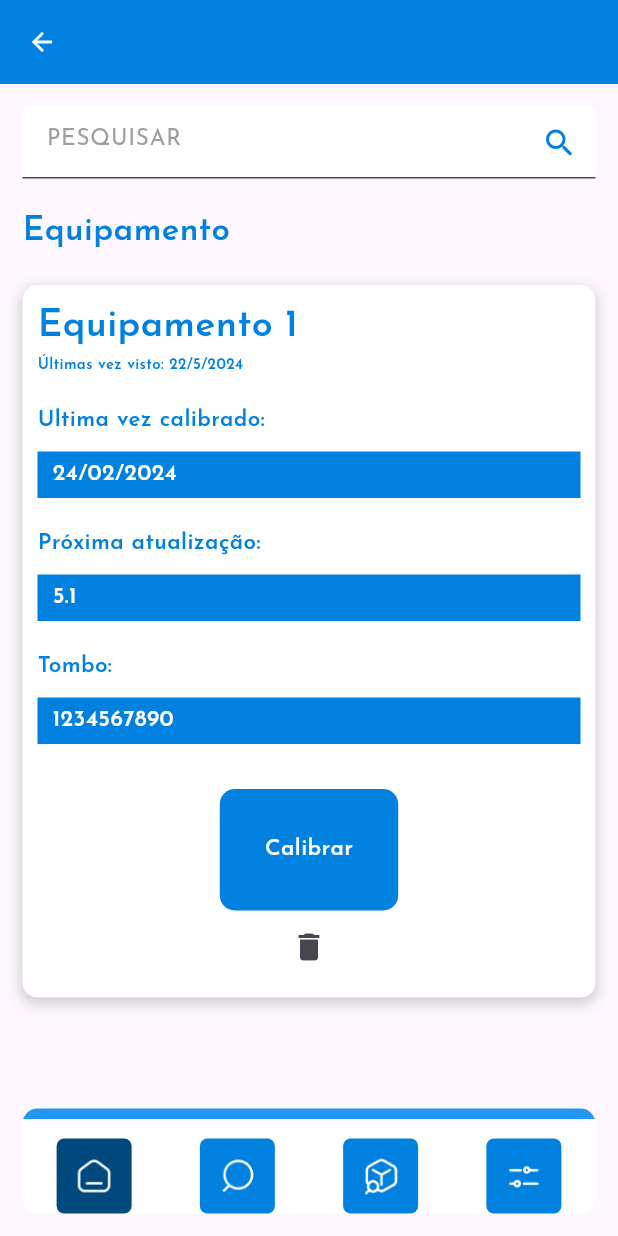
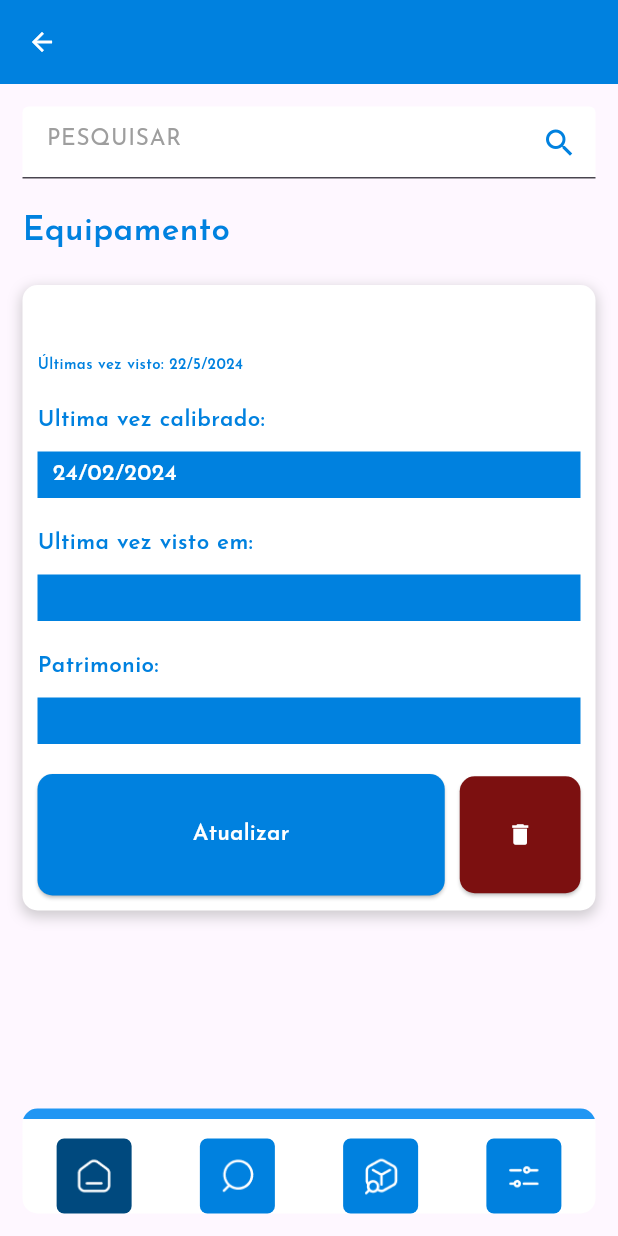
Before and after one commit to PedroPereiraGuimaraes/tcc-hospital-indoor-tracking, a Flutter app: the EquipamentScreen screen opened directly with empty values, on a phone screen of 412 x 824 dp. Run offline on Flutter 3.47's test engine with Material 3 defaults, Android fonts, the phone set to English and light mode, and no system bars; our stand-ins replace animated_splash_screen, google_fonts, lottie; network calls fail.

Commit message:
added equipament service and fixed screens

```diff
--- a/front/application/lib/views/screens/AdminScreen.dart
+++ b/front/application/lib/views/screens/AdminScreen.dart
@@ -1,7 +1,7 @@
 // ignore_for_file: prefer_const_constructors, prefer_final_fields
 
 import 'package:flutter/material.dart';
-import 'package:front_end/database/services/models/User.dart';
+import 'package:front_end/database/models/User.dart';
 import 'package:front_end/views/widgets/Appbar.dart';
 import 'package:google_fonts/google_fonts.dart';
 
--- a/front/application/lib/views/screens/EquipamentScreen.dart
+++ b/front/application/lib/views/screens/EquipamentInfoScreen.dart
@@ -8,8 +8,14 @@ import 'package:google_fonts/google_fonts.dart';
 
 class EquipamentScreen extends StatefulWidget {
   final String equipamentName;
-  const EquipamentScreen({Key? key, required this.equipamentName})
-      : super(key: key);
+  final String roomName;
+  final String patrimonio;
+  const EquipamentScreen({
+    Key? key,
+    required this.equipamentName,
+    required this.roomName,
+    required this.patrimonio,
+  }) : super(key: key);
 
   @override
   State<EquipamentScreen> createState() => _EquipamentScreenState();
@@ -54,7 +60,7 @@ class _EquipamentScreenState extends State<EquipamentScreen> {
             Expanded(
               child: ListView(
                 children: [
-                  CardEquipament("Equipamento 1", DateTime.now()),
+                  CardEquipament(widget.equipamentName, DateTime.now()),
                 ],
               ),
             ),
@@ -126,7 +132,6 @@ class _EquipamentScreenState extends State<EquipamentScreen> {
               ),
             ),
           ),
-
           Align(
             alignment: Alignment.centerLeft,
             child: Text(
@@ -139,7 +144,6 @@ class _EquipamentScreenState extends State<EquipamentScreen> {
               ),
             ),
           ),
-
           SizedBox(height: 20),
           Align(
             alignment: Alignment.centerLeft,
@@ -153,8 +157,6 @@ class _EquipamentScreenState extends State<EquipamentScreen> {
               ),
             ),
           ),
-
-          // card azul com a informação de ultima vez calibrado
           Container(
             alignment: Alignment.centerLeft,
             margin: EdgeInsets.only(top: 10),
@@ -173,12 +175,11 @@ class _EquipamentScreenState extends State<EquipamentScreen> {
               ),
             ),
           ),
-
           SizedBox(height: 20),
           Align(
             alignment: Alignment.centerLeft,
             child: Text(
-              "Próxima atualização: ",
+              "Ultima vez visto em: ",
               style: TextStyle(
                 color: Color.fromARGB(255, 0, 129, 223),
                 fontFamily: GoogleFonts.josefinSans().fontFamily,
@@ -196,7 +197,7 @@ class _EquipamentScreenState extends State<EquipamentScreen> {
               borderRadius: BorderRadius.zero,
             ),
             child: Text(
-              "5.1",
+              widget.roomName,
               style: TextStyle(
                 color: Colors.white,
                 fontFamily: GoogleFonts.josefinSans().fontFamily,
@@ -209,7 +210,7 @@ class _EquipamentScreenState extends State<EquipamentScreen> {
           Align(
             alignment: Alignment.centerLeft,
             child: Text(
-              "Tombo: ",
+              "Patrimonio: ",
               style: TextStyle(
                 color: Color.fromARGB(255, 0, 129, 223),
                 fontFamily: GoogleFonts.josefinSans().fontFamily,
@@ -227,7 +228,7 @@ class _EquipamentScreenState extends State<EquipamentScreen> {
               borderRadius: BorderRadius.zero,
             ),
             child: Text(
-              "1234567890",
+              widget.patrimonio,
               style: TextStyle(
                 color: Colors.white,
                 fontFamily: GoogleFonts.josefinSans().fontFamily,
@@ -236,17 +237,23 @@ class _EquipamentScreenState extends State<EquipamentScreen> {
               ),
             ),
           ),
-
           SizedBox(height: 20),
-          Container(
-            margin: EdgeInsets.only(top: 10),
-            padding: EdgeInsets.symmetric(horizontal: 30, vertical: 30),
-            decoration: BoxDecoration(
-              color: Color.fromARGB(255, 0, 129, 223),
+          Row(
+            children: [
+              Expanded(
+                flex: 3,
+                child: ElevatedButton(
+                  onPressed: () {},
+                  style: ElevatedButton.styleFrom(
+                    shape: RoundedRectangleBorder(
                       borderRadius: BorderRadius.circular(10),
                     ),
+                    backgroundColor: Color.fromARGB(255, 0, 129, 223),
+                    padding: EdgeInsets.only(
+                        top: 30, bottom: 30, left: 50, right: 50),
+                  ),
                   child: Text(
-              "Calibrar",
+                    "Atualizar",
                     style: TextStyle(
                       color: Colors.white,
                       fontFamily: GoogleFonts.josefinSans().fontFamily,
@@ -255,12 +262,30 @@ class _EquipamentScreenState extends State<EquipamentScreen> {
                     ),
                   ),
                 ),
-          // o icone tem q estar dentro de um circulo azul
-
-          IconButton(
+              ),
+              Expanded(
+                flex: 1,
+                child: Container(
+                  margin: EdgeInsets.only(left: 10),
+                  child: ElevatedButton(
                     onPressed: () {},
-            icon: Icon(Icons.delete),
+                    style: ElevatedButton.styleFrom(
+                      shape: RoundedRectangleBorder(
+                        borderRadius: BorderRadius.circular(10),
                       ),
+                      backgroundColor: Color.fromARGB(255, 124, 16, 16),
+                      padding: EdgeInsets.only(
+                          top: 30, bottom: 30, left: 10, right: 10),
+                    ),
+                    child: Icon(
+                      Icons.delete,
+                      color: Colors.white,
+                    ),
+                  ),
+                ),
+              ),
+            ],
+          )
         ],
       ),
     );
--- a/front/application/lib/views/screens/EquipmentListScreen.dart
+++ b/front/application/lib/views/screens/EquipmentListScreen.dart
@@ -2,7 +2,7 @@
 import 'package:flutter/material.dart';
 import 'package:front_end/database/models/Equipament.dart';
 import 'package:front_end/database/services/EquipamentService.dart';
-import 'package:front_end/views/screens/EquipamentScreen.dart';
+import 'package:front_end/views/screens/EquipamentInfoScreen.dart';
 import 'package:front_end/views/widgets/Appbar.dart';
 import 'package:front_end/views/widgets/Navbar.dart';
 import 'package:google_fonts/google_fonts.dart';
@@ -19,7 +19,7 @@ class _EquipmentListScreenState extends State<EquipmentListScreen> {
   List<Equipament> equipamentsList = [];
 
   Future<void> getEquipaments() async {
-    List<dynamic> equipaments = await getAllEquipament();
+    List<dynamic> equipaments = await getReadAll();
     equipamentsList = equipaments.map((e) => Equipament.fromJson(e)).toList();
     setState(() {
       equipamentsList = equipamentsList;
@@ -72,6 +72,7 @@ class _EquipmentListScreenState extends State<EquipmentListScreen> {
                   return CardRoom(
                     equipamentsList[index].name.toUpperCase(),
                     equipamentsList[index].currentRoom.toUpperCase(),
+                    equipamentsList[index].patrimonio,
                   );
                 },
               ),
@@ -114,7 +115,7 @@ class _EquipmentListScreenState extends State<EquipmentListScreen> {
     );
   }
 
-  Widget CardRoom(String name, String room) {
+  Widget CardRoom(String name, String room, String patrimonio) {
     return Card(
       color: Colors.white,
       shadowColor: Colors.blue,
@@ -147,6 +148,8 @@ class _EquipmentListScreenState extends State<EquipmentListScreen> {
             MaterialPageRoute(
               builder: (context) => EquipamentScreen(
                 equipamentName: name,
+                roomName: room,
+                patrimonio: patrimonio,
               ),
             ),
           );
--- a/front/application/lib/views/screens/EquipmentRoomList.dart
+++ b/front/application/lib/views/screens/EquipmentRoomList.dart
@@ -1,7 +1,7 @@
 // ignore_for_file: prefer_const_constructors
 
 import 'package:flutter/material.dart';
-import 'package:front_end/views/screens/EquipamentScreen.dart';
+import 'package:front_end/views/screens/EquipamentInfoScreen.dart';
 import 'package:front_end/views/widgets/Appbar.dart';
 import 'package:front_end/views/widgets/Navbar.dart';
 import 'package:google_fonts/google_fonts.dart';
@@ -59,7 +59,8 @@ class _EquipmentRoomListState extends State<EquipmentRoomList> {
                   final EquipamentName = EquipamentNames[index].toLowerCase();
                   final searchQuery = _searchController.text.toLowerCase();
                   return EquipamentName.contains(searchQuery)
-                      ? CardEquipament(EquipamentNames[index], DateTime.now())
+                      ? CardEquipament(EquipamentNames[index], "Sala 1", "1234",
+                          DateTime.now())
                       : SizedBox.shrink();
                 },
               ),
@@ -100,7 +101,8 @@ class _EquipmentRoomListState extends State<EquipmentRoomList> {
     );
   }
 
-  Widget CardEquipament(String name, DateTime time) {
+  Widget CardEquipament(
+      String name, String room, String patrimonio, DateTime time) {
     return Card(
       color: Colors.white,
       shadowColor: Colors.blue,
@@ -133,6 +135,8 @@ class _EquipmentRoomListState extends State<EquipmentRoomList> {
             MaterialPageRoute(
               builder: (context) => EquipamentScreen(
                 equipamentName: name,
+                roomName: room,
+                patrimonio: patrimonio,
               ),
             ),
           );
--- a/front/application/lib/views/screens/AddEquipamentList.dart
+++ b/front/application/lib/views/screens/InsertNewEquipament.dart
@@ -1,3 +1,5 @@
+// ignore_for_file: prefer_const_constructors
+
 import 'package:flutter/material.dart';
 import 'package:front_end/views/screens/EquipmentListScreen.dart';
 import 'package:front_end/views/widgets/Appbar.dart';
--- a/front/application/lib/views/widgets/Appbar.dart
+++ b/front/application/lib/views/widgets/Appbar.dart
@@ -1,7 +1,7 @@
 // ignore_for_file: prefer_const_constructors
 
 import 'package:flutter/material.dart';
-import 'package:front_end/views/screens/AddEquipamentList.dart';
+import 'package:front_end/views/screens/InsertNewEquipament.dart';
 
 class CustomAppBar extends StatefulWidget implements PreferredSizeWidget {
   final bool isAdmin;
```
Also changed, not shown: front/application/lib/database/services/EquipamentService.dart (+65 -2 lines), front/application/lib/database/services/models/Equipament.dart (deleted, +0 -108 lines), front/application/lib/database/services/models/User.dart (deleted, +0 -54 lines). Lines whose indentation alone changed are shown as unchanged.
